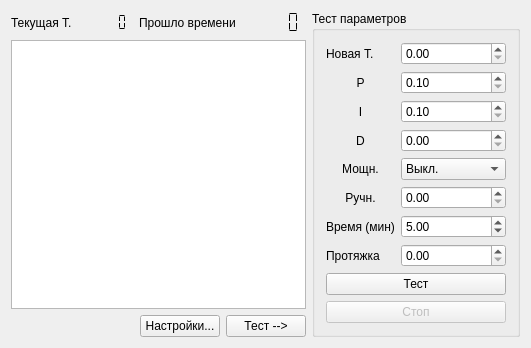
lierdakil/masec, file asec_temperature/asec_temperature.ui: the form before one commit.
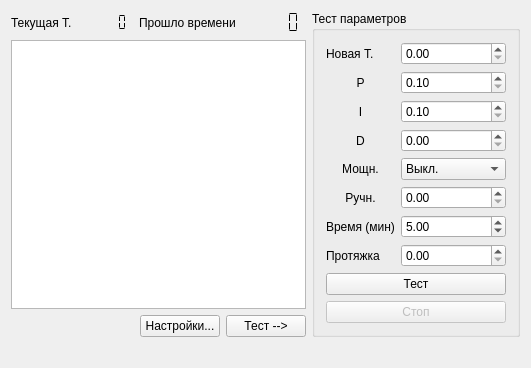
The form after the commit.

Commit message: Repaired timeout and added status line

```diff
--- a/asec_temperature/asec_temperature.ui
+++ b/asec_temperature/asec_temperature.ui
@@ -13,6 +13,8 @@
   <property name="windowTitle">
    <string>vib_temperature</string>
   </property>
+  <layout class="QVBoxLayout" name="verticalLayout_2">
+   <item>
   <layout class="QHBoxLayout" name="horizontalLayout">
    <item>
     <layout class="QVBoxLayout" name="verticalLayout">
@@ -312,6 +314,15 @@
        </widget>
       </item>
      </layout>
+      </widget>
+     </item>
+    </layout>
+   </item>
+   <item>
+    <widget class="QLabel" name="lbStatus">
+     <property name="text">
+      <string/>
+     </property>
     </widget>
    </item>
   </layout>
```
Lines whose indentation alone changed are shown as unchanged. The commit also changes 4 other files.
